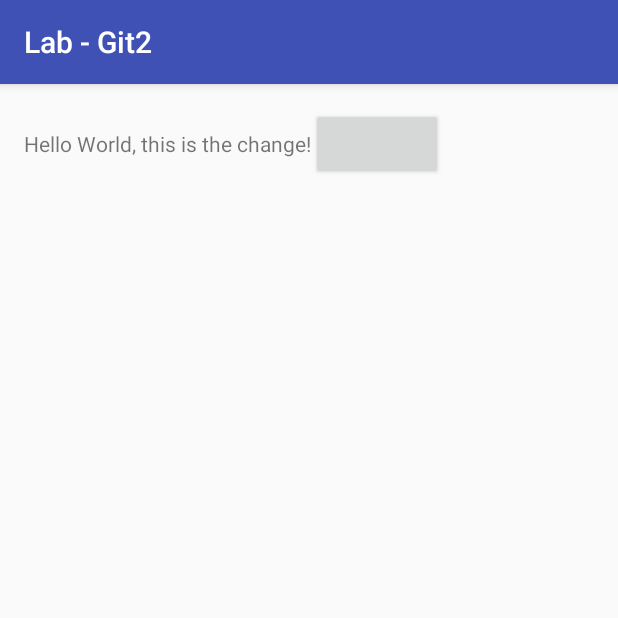
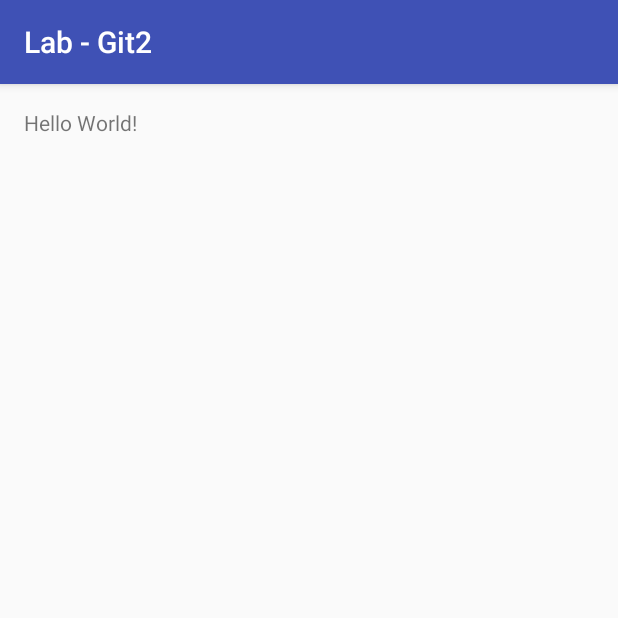
Before and after one commit to simondemartini/tcss450-lab-git2, an Android app: the screen it shows after launch (MainActivity), on a phone screen of 412 x 824 dp, the top half of it. Run offline under Robolectric (Android 15) with nearby library versions, the phone set to English and light mode, and no system bars.

Commit message:
Revert "Sam"

```diff
--- a/app/src/main/res/layout/activity_main.xml
+++ b/app/src/main/res/layout/activity_main.xml
@@ -1,5 +1,5 @@
 <?xml version="1.0" encoding="utf-8"?>
-<LinearLayout xmlns:android="http://schemas.android.com/apk/res/android"
+<RelativeLayout xmlns:android="http://schemas.android.com/apk/res/android"
     xmlns:tools="http://schemas.android.com/tools"
     android:id="@+id/activity_main"
     android:layout_width="match_parent"
@@ -13,8 +13,5 @@
     <TextView
         android:layout_width="wrap_content"
         android:layout_height="wrap_content"
-        android:text="Hello World, this is the change!" />
-    <Button
-        android:layout_width="wrap_content"
-        android:layout_height="wrap_content" />
-</LinearLayout>
+        android:text="Hello World!" />
+</RelativeLayout>
```
